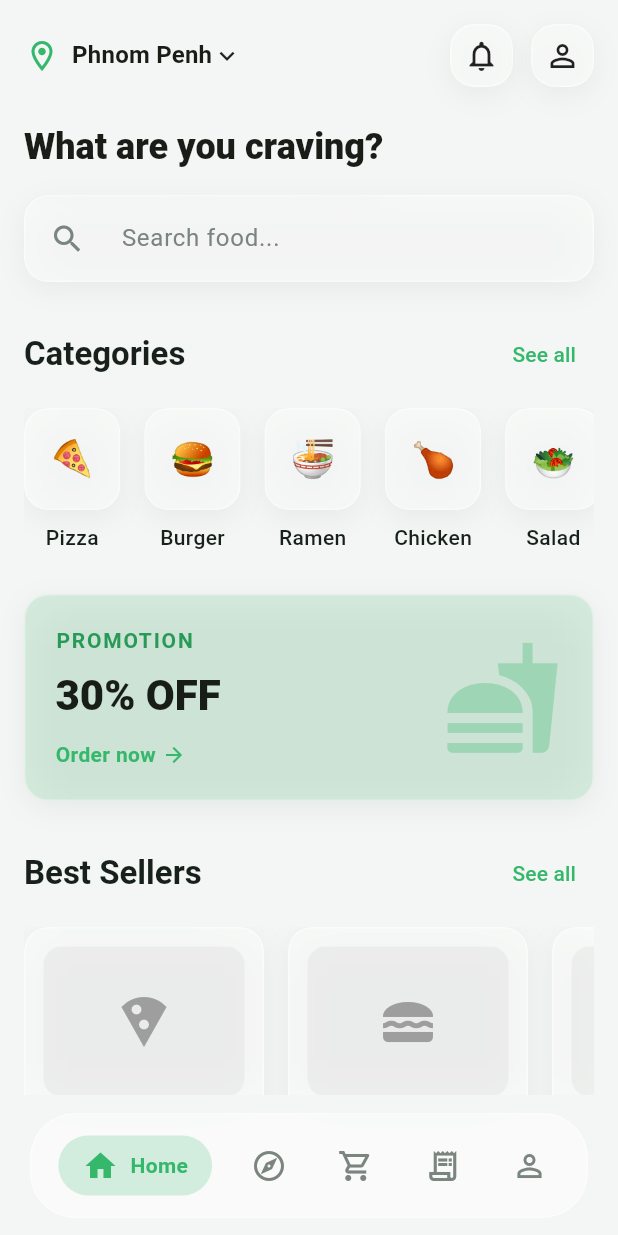
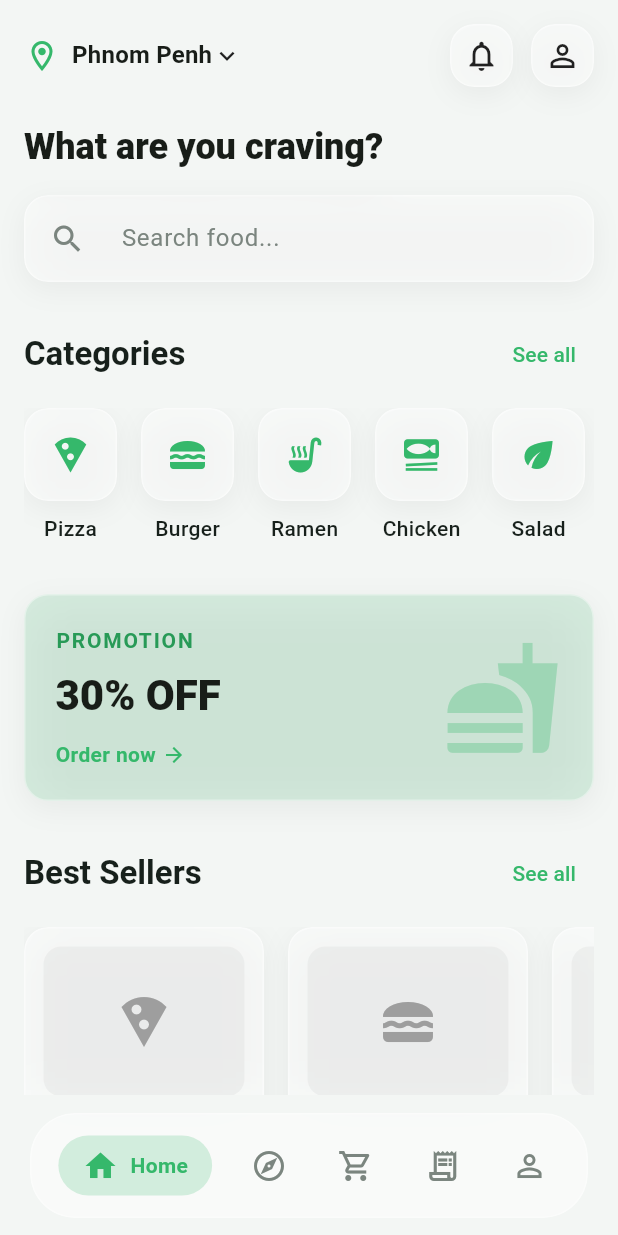
Before and after one commit to Ratanazen/FoodGo, a Flutter app: the HomeScreen screen opened by its route, on a phone screen of 412 x 824 dp. Run offline on Flutter 3.47's test engine with Material 3 defaults, Android fonts, the phone set to English and light mode, and no system bars; drawn by our look-alikes of flutter_animate; our stand-ins replace dio, flutter_map, flutter_secure_storage, geolocator, go_router, latlong2 and 1 more; accounts and stored records are empty.

Commit message:
style: replace category emojis with real Material icons

```diff
--- a/foodgo_flutter/lib/features/home/presentation/home_screen.dart
+++ b/foodgo_flutter/lib/features/home/presentation/home_screen.dart
@@ -79,7 +79,7 @@ class HomeScreen extends StatelessWidget {
                 itemCount: 5,
                 itemBuilder: (context, index) {
                   final categories = ['Pizza', 'Burger', 'Ramen', 'Chicken', 'Salad'];
-                  final emojis = ['🍕', '🍔', '🍜', '🍗', '🥗'];
+                  final icons = [Icons.local_pizza, Icons.lunch_dining, Icons.soup_kitchen, Icons.set_meal, Icons.eco];
                   return Padding(
                     padding: const EdgeInsets.only(right: 16.0),
                     child: Column(
@@ -87,7 +87,7 @@ class HomeScreen extends StatelessWidget {
                         GlassContainer(
                           padding: const EdgeInsets.all(16),
                           borderRadius: GlassTheme.borderRadiusSmall,
-                          child: Text(emojis[index], style: const TextStyle(fontSize: 24)),
+                          child: Icon(icons[index], size: 28, color: GlassTheme.primaryGreen),
                         ),
                         const SizedBox(height: 8),
                         Text(categories[index], style: const TextStyle(fontWeight: FontWeight.w500)),
```
